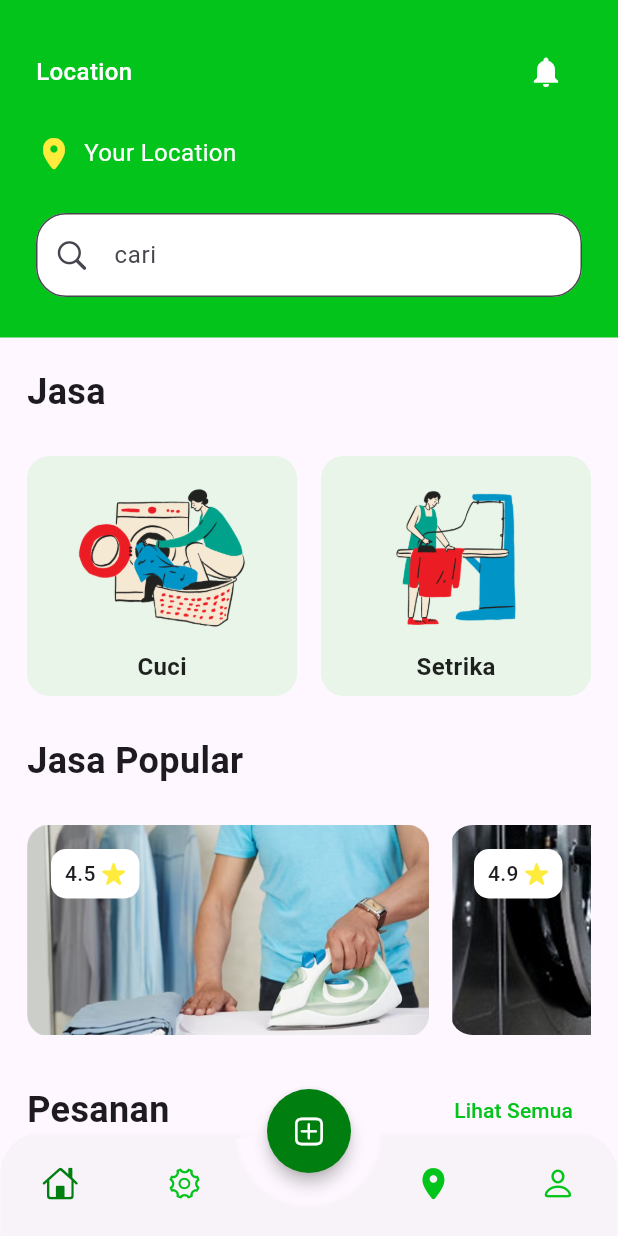
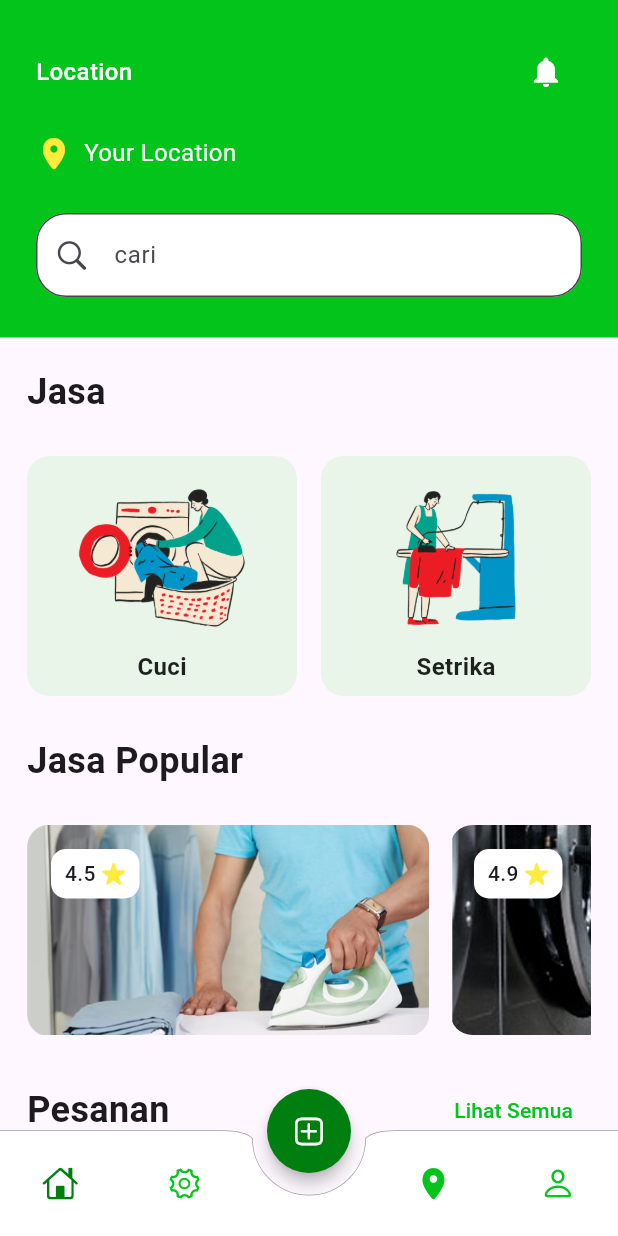
Before and after one commit to Argonaut-ss/Green, a Flutter app: the CustomBottomNavBarPage screen opened directly, on a phone screen of 412 x 824 dp. Run offline on Flutter 3.47's test engine with Material 3 defaults, Android fonts, the light colour scheme and no system bars; our stand-ins replace cloud_firestore, firebase_auth, firebase_core, flutter_map, geocoding, google_sign_in and 2 more; missing offline and left inert: flutter_map_cancellable_tile_provider; accounts and stored records are empty.

Commit message:
fix bottom navbar

```diff
--- a/green_app/lib/Custom/bottom_navbar.dart
+++ b/green_app/lib/Custom/bottom_navbar.dart
@@ -39,16 +39,22 @@ class _CustomBottomNavBarPageState extends State<CustomBottomNavBarPage> {
         ),
         floatingActionButtonLocation: FloatingActionButtonLocation.centerDocked,
         body: screens[currentIndex],
-      bottomNavigationBar: ClipRRect(
-        borderRadius: BorderRadius.vertical(top: Radius.circular(30)),
-        child: BottomAppBar(
-          shape: SmoothNotchedShape(),
+      bottomNavigationBar: Stack(
+        children: [
+          CustomPaint(
+            size: Size(MediaQuery.of(context).size.width, 70),
+            painter: BottomNavBarBorderPainter(
+              notchedShape: CustomCircularNotchedRectangle(),
+              borderColor: Colors.grey,
+              borderWidth: 1.0,
+            ),
+          ),
+          BottomAppBar(
+            shape: CustomCircularNotchedRectangle(),
+            notchMargin: 6,
             height: 70,
-          notchMargin: 5,
-          color: Color(0xffFFFFF),
-          elevation: 1,
-          shadowColor: Color(0xff000000).withOpacity(0.1),
-          surfaceTintColor: Color(0xffFFFFF),
+            color: AppColors.primarywhite,
+            elevation: 0, // remove shadow for better custom border
             child: Row(
               mainAxisAlignment: MainAxisAlignment.spaceBetween,
               children: [
@@ -70,10 +76,10 @@ class _CustomBottomNavBarPageState extends State<CustomBottomNavBarPage> {
                 IconButton(
                   icon: Icon(
                     CupertinoIcons.location_solid,
-                  color: currentIndex == 3? AppColors.secondaryColor : AppColors.primaryColor,
+                    color: currentIndex == 3 ? AppColors.secondaryColor : AppColors.primaryColor,
                   ),
                   onPressed: () => setState(() => currentIndex = 3),
-              ),// Space for the floating action button
+                ),
                 IconButton(
                   icon: Icon(
                     CupertinoIcons.person,
@@ -81,38 +87,48 @@ class _CustomBottomNavBarPageState extends State<CustomBottomNavBarPage> {
                   ),
                   onPressed: () => setState(() => currentIndex = 4),
                 ),
-
               ],
             ),
           ),
-      )
+        ],
+      ),
+
     );
   }
 }
 
-class SmoothNotchedShape extends NotchedShape {
+class CustomCircularNotchedRectangle extends NotchedShape {
   @override
   Path getOuterPath(Rect host, Rect? guest) {
-    if (guest == null) return Path()..addRect(host);
+    if (guest == null || !host.overlaps(guest)) {
+      return Path()..addRect(host);
+    }
 
-    final double notchRadius = guest.width / 2.0;
-    final double s1 = 15.0;
-    final double s2 = 1.0;
+    final notchRadius = 30;
+    const notchMargin = 8.0;
+    final r = notchRadius + notchMargin;
 
-    final double r = notchRadius;
-    final double a = -1.0 * r - s2;
-    final double b = host.top;
+    final notchCenterX = guest.center.dx;
+
+    final s1 = 20.0;
+    final s2 = 5.0;
 
     final Path path = Path()
       ..moveTo(host.left, host.top)
-      ..lineTo(guest.center.dx + a, host.top);
-
-    final Rect notchRect = Rect.fromCircle(center: guest.center, radius: r + s1);
-
-    path.arcTo(notchRect, 3.14, -3.14, false);
-
-    path
-      ..lineTo(guest.center.dx - a, host.top)
+      ..lineTo(notchCenterX - r - s1, host.top)
+      ..quadraticBezierTo(
+        notchCenterX - r - s2, host.top,
+        notchCenterX - r, host.top + s2,
+      )
+      ..arcToPoint(
+        Offset(notchCenterX + r, host.top + s2),
+        radius: Radius.circular(r),
+        clockwise: false,
+      )
+      ..quadraticBezierTo(
+        notchCenterX + r + s2, host.top,
+        notchCenterX + r + s1, host.top,
+      )
       ..lineTo(host.right, host.top)
       ..lineTo(host.right, host.bottom)
       ..lineTo(host.left, host.bottom)
@@ -121,3 +137,39 @@ class SmoothNotchedShape extends NotchedShape {
     return path;
   }
 }
+
+
+
+
+class BottomNavBarBorderPainter extends CustomPainter {
+  final NotchedShape notchedShape;
+  final Color borderColor;
+  final double borderWidth;
+
+  BottomNavBarBorderPainter({
+    required this.notchedShape,
+    this.borderColor = Colors.black,
+    this.borderWidth = 1.0,
+  });
+
+  @override
+  void paint(Canvas canvas, Size size) {
+    final host = Offset.zero & size;
+    final guest = Rect.fromCircle(
+      center: Offset(size.width / 2, 0), // FAB position (center top)
+      radius: 30, // Same as FAB radius
+    );
+
+    final path = notchedShape.getOuterPath(host, guest);
+
+    final paint = Paint()
+      ..color = borderColor
+      ..style = PaintingStyle.stroke
+      ..strokeWidth = borderWidth;
+
+    canvas.drawPath(path, paint);
+  }
+
+  @override
+  bool shouldRepaint(covariant CustomPainter oldDelegate) => false;
+}
```
Lines whose indentation alone changed are shown as unchanged.
